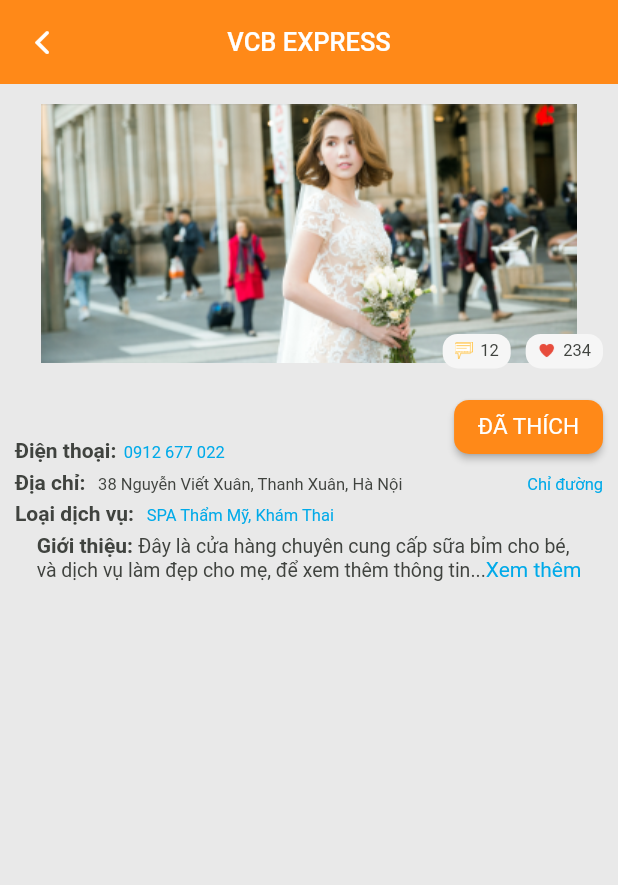
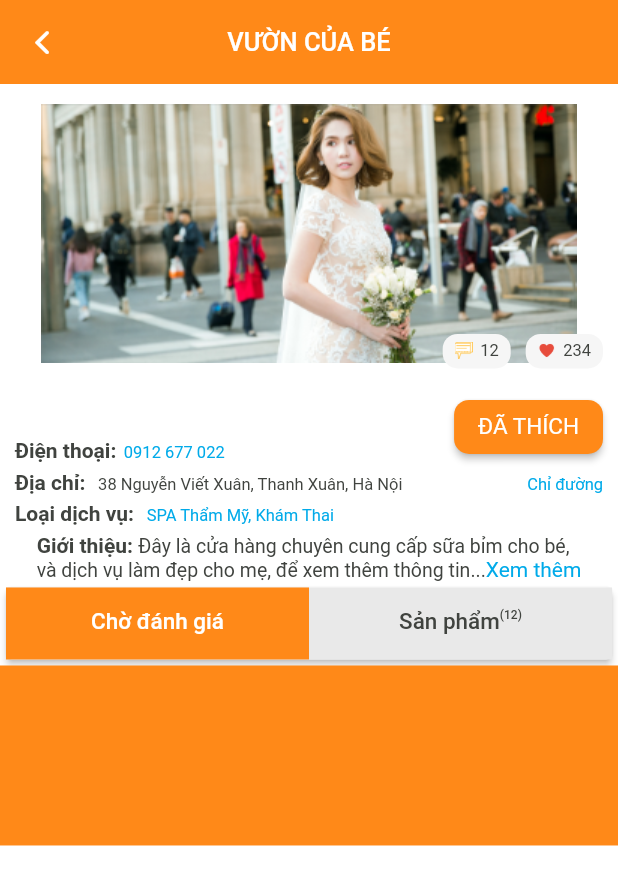
Before and after one commit to NhaPCS/baby_garden, a Flutter app: the screen it shows after launch, on a phone screen of 412 x 824 dp. Shown: the top 885 px of the screen. Run offline on Flutter 3.47's test engine with Material 2 defaults, Android fonts, the phone set to English and light mode, and no system bars; our stand-ins replace auto_size_text, cached_network_image, carousel_slider, dots_indicator, flutter_svg, font_awesome_flutter and 2 more.

Commit message:
partner booking

```diff
--- a/lib/l10n/intl_en.arb
+++ b/lib/l10n/intl_en.arb
@@ -1,4 +1,5 @@
 {
+  "app_name_title": "VƯỜN CỦA BÉ",
   "welcome": "Welcome",
   "home": "Trang chủ",
   "shopping": "Shopping",
@@ -166,6 +167,8 @@
   "booked": "Đã\nđặt lịch",
   "used": "Đã\nsử dụng",
   "cancelled_book": "Đã hủy\nđặt lịch",
+  "book": "Đặt lịch",
+  "product": "Sản phẩm",
   "rate_service": "Đánh giá\ndịch vụ",
   "faq": "Các câu hỏi thường gặp",
   "how_to_order": "Làm thế nào để đặt đơn hàng?",
--- a/lib/screen/booking_rate/booking_rate_screen.dart
+++ b/lib/screen/booking_rate/booking_rate_screen.dart
@@ -66,7 +66,8 @@ class _BookingRateScreenState extends BaseState<BookingRateScreen>
                 tabs: myTabs,
               )),
         ),
-        body: TabBarView(
+        body:
+        TabBarView(
           controller: _tabController,
           children: myTabs.map((Tab tab) {
             final String label = tab.text.toLowerCase();
--- a/lib/screen/partner/partner_book_schedule.dart
+++ b/lib/screen/partner/partner_book_schedule.dart
@@ -1,7 +1,13 @@
 import 'package:baby_garden_flutter/generated/l10n.dart';
 import 'package:baby_garden_flutter/provider/see_more_provider.dart';
+import 'package:baby_garden_flutter/provider/segment_control_provider.dart';
 import 'package:baby_garden_flutter/screen/base_state.dart';
+import 'package:baby_garden_flutter/screen/rated_detail/rated_detail_screen.dart';
+import 'package:baby_garden_flutter/screen/rating_detail/rating_detail_screen.dart';
 import 'package:baby_garden_flutter/util/resource.dart';
+import 'package:baby_garden_flutter/widget/colored_tabbar.dart';
+import 'package:baby_garden_flutter/widget/order_item.dart';
+import 'package:baby_garden_flutter/widget/service_item.dart';
 import 'package:flutter/cupertino.dart';
 import 'package:flutter/gestures.dart';
 import 'package:flutter/material.dart';
@@ -17,14 +23,25 @@ class PartnerBookScheduleScreen extends StatefulWidget {
 }
 
 class _PartnerBookScheduleScreenState
-    extends BaseState<PartnerBookScheduleScreen> {
+    extends BaseState<PartnerBookScheduleScreen>
+    with SingleTickerProviderStateMixin {
   final SeeMoreProvider _seeMoreProvider = SeeMoreProvider();
+  final SegmentControlProvider _segmentControlProvider =
+      new SegmentControlProvider();
   List<dynamic> DETAIL_INFO = List();
+  TabController _tabController;
 
   @override
   void initState() {
     // TODO: implement initState
     super.initState();
+    _tabController = TabController(vsync: this, length: 2);
+  }
+
+  @override
+  void dispose() {
+    _tabController.dispose();
+    super.dispose();
   }
 
   @override
@@ -62,10 +79,30 @@ class _PartnerBookScheduleScreenState
   @override
   Widget buildWidget(BuildContext context) {
     // TODO: implement buildWidget
+    final List<Tab> myTabs = <Tab>[
+      Tab(text: S.of(context).waitting_rate),
+      Tab(
+        child: Container(
+          child: Row(
+            mainAxisAlignment: MainAxisAlignment.center,
+            crossAxisAlignment: CrossAxisAlignment.start,
+            children: <Widget>[
+              Text(
+                S.of(context).product,
+              ),
+              Text(
+                '(12)',
+                style: TextStyle(fontSize: SizeUtil.textSizeTiny),
+              )
+            ],
+          ),
+        ),
+      ),
+    ];
     return Scaffold(
-      backgroundColor: ColorUtil.lineColor,
-      appBar: getAppBar(title: S.of(context).vcb_express.toUpperCase()),
-      body: ListView(
+      backgroundColor: Colors.white,
+      appBar: getAppBar(title: S.of(context).app_name_title.toUpperCase()),
+      body: Column(
         children: <Widget>[
           Stack(
             children: <Widget>[
@@ -150,7 +187,7 @@ class _PartnerBookScheduleScreenState
             ],
           ),
           Column(
-            children: DETAIL_INFO
+            children: DETAIL_INFO // info
                 .map((e) => paddingContainer(e['see_more'] == null
                     ? Row(
                         crossAxisAlignment: CrossAxisAlignment.end,
@@ -216,7 +253,11 @@ class _PartnerBookScheduleScreenState
                     : Consumer<SeeMoreProvider>(
                         builder: (BuildContext context, SeeMoreProvider value,
                             Widget child) {
-                          return RichText(
+                          return GestureDetector(
+                            onTap: () {
+                              _seeMoreProvider.onChange();
+                            },
+                            child: RichText(
                               textAlign: TextAlign.start,
                               text: TextSpan(
                                   text: e['title'],
@@ -229,28 +270,69 @@ class _PartnerBookScheduleScreenState
                                             ? e['full_value']
                                             : e['value'],
                                         style: TextStyle(
-                                        fontSize: SizeUtil.textSizeExpressDetail,
+                                            fontSize:
+                                                SizeUtil.textSizeExpressDetail,
                                             color: ColorUtil.textColor,
                                             decoration: TextDecoration.none,
                                             fontWeight: FontWeight.normal)),
                                     TextSpan(
-                                    text: e['see_more'],
+                                      text: value.isShow ? '' : e['see_more'],
                                       style: TextStyle(
                                           color: ColorUtil.blueLight,
                                           decoration: TextDecoration.none,
                                           fontWeight: FontWeight.normal),
                                       recognizer: TapGestureRecognizer()
-                                      ..onTap =
-                                          () => {print("tapped")},
+                                        ..onTap = () => {print("tapped")},
                                     ),
                                   ]),
+                            ),
                           );
                         },
                       )))
                 .toList(),
           ),
+          Card(
+            elevation: 2,
+            child: ColoredTabBar(
+              ColorUtil.lineColor,
+              TabBar(
+                controller: _tabController,
+                labelColor: Colors.white,
+                indicatorColor: ColorUtil.white,
+                indicator: BoxDecoration(
+                    borderRadius: BorderRadius.circular(0),
+                    color: ColorUtil.primaryColor),
+                unselectedLabelColor: ColorUtil.textColor,
+                tabs:myTabs,
+              ),
+            ),
+          ),
+          Expanded(
+            child: TabBarView(
+              controller: _tabController,
+              children: myTabs.map((Tab tab) {
+                return myTabs.indexOf(tab) == 0?bookingContent():productContent();
+              }).toList(),
+            ),
+          ),
         ],
       ),
+    );
+  }
+
+  Widget bookingContent(){
+    return ListView(
+      children: <Widget>[
+        Container(height: 120,width: 120,color: ColorUtil.primaryColor,)
+      ],
+    );
+  }
+
+  Widget productContent(){
+    return ListView(
+      children: <Widget>[
+        Container(height: 120,width: 120,color: ColorUtil.colorAccent,)
+      ],
     );
   }
 
@@ -268,6 +350,10 @@ class _PartnerBookScheduleScreenState
   @override
   List<SingleChildWidget> providers() {
     // TODO: implement providers
-    return [ChangeNotifierProvider.value(value: _seeMoreProvider)];
+    return [
+      ChangeNotifierProvider.value(value: _seeMoreProvider),
+    ];
   }
+
+
 }
--- /dev/null
+++ b/lib/widget/colored_tabbar.dart
@@ -0,0 +1,18 @@
+import 'package:flutter/cupertino.dart';
+import 'package:flutter/material.dart';
+
+class ColoredTabBar extends Container implements PreferredSizeWidget {
+  ColoredTabBar(this.color, this.tabBar);
+
+  final Color color;
+  final TabBar tabBar;
+
+  @override
+  Size get preferredSize => tabBar.preferredSize;
+
+  @override
+  Widget build(BuildContext context) => Container(
+    color: color,
+    child: tabBar,
+  );
+}
```
Also changed, not shown: lib/generated/intl/messages_en.dart, lib/generated/l10n.dart. Lines whose indentation alone changed are shown as unchanged.
